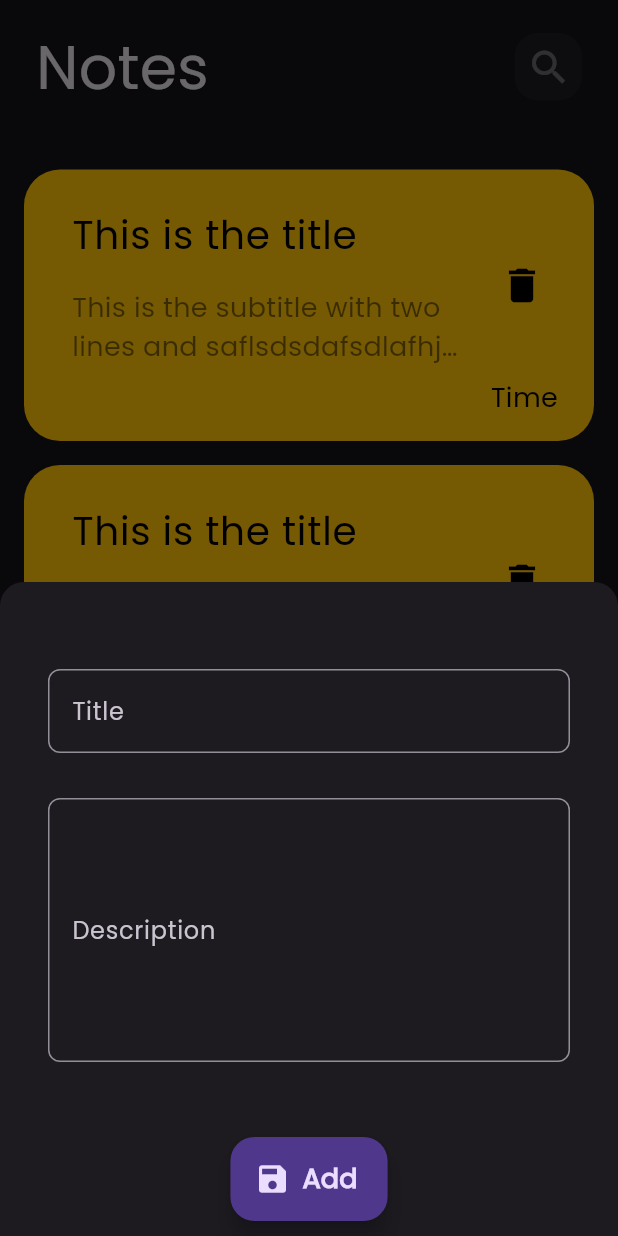
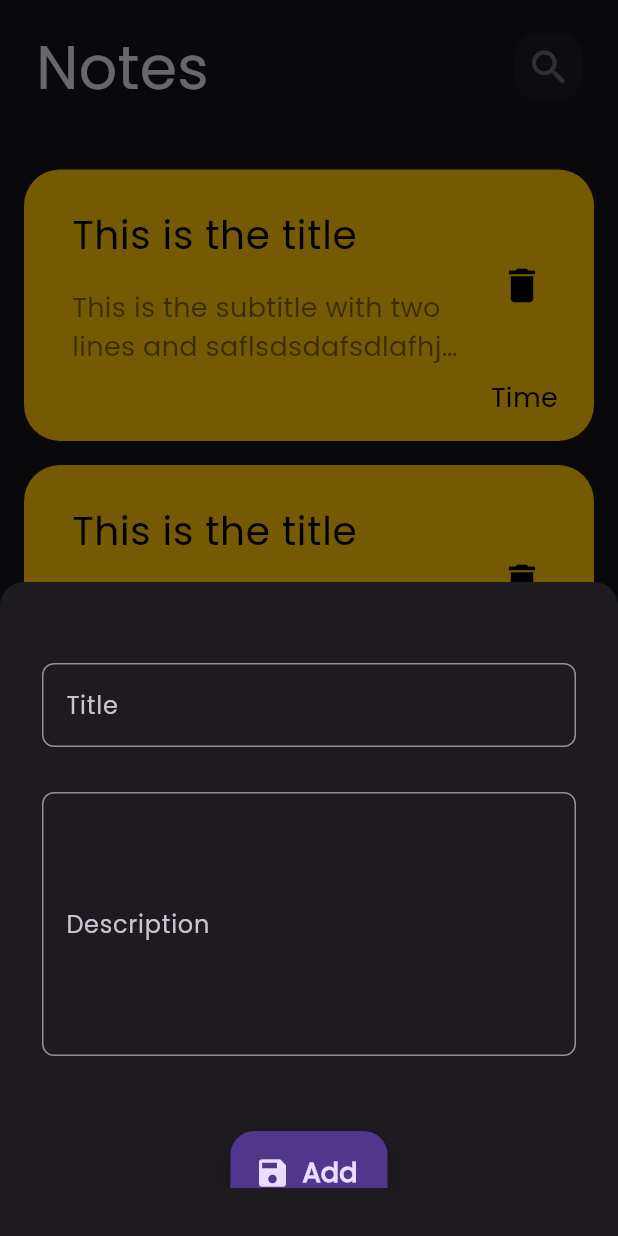
Before and after one commit to Hossam-Yaser/NotesApp, a Flutter app: the screen it shows after launch, after a tap on the "add" icon, on a phone screen of 412 x 824 dp. Run offline on Flutter 3.47's test engine with Material 3 defaults, Android fonts, the phone set to English and light mode, and no system bars; our stand-ins replace bloc, hive, hive_flutter; accounts and stored records are empty.

Commit message:
feat: Integrate Hive for local storage and implement note management features -add hive packaage and initialize it. -add bloc package. -create cubits for managing states

```diff
--- /dev/null
+++ b/lib/constatnts.dart
@@ -0,0 +1 @@
+const String kNotes = "notes_hive";
--- /dev/null
+++ b/lib/cubits/add_note_cubit/add_note_cubit_state.dart
@@ -0,0 +1,6 @@
+part of 'add_note_cubit_cubit.dart';
+
+@immutable
+abstract class AddNoteCubitState {}
+
+class AddNoteCubitInitial extends AddNoteCubitState {}
--- /dev/null
+++ b/lib/cubits/delete_note_cubit/delete_note_cubit_state.dart
@@ -0,0 +1,6 @@
+part of 'delete_note_cubit_cubit.dart';
+
+@immutable
+abstract class DeleteNoteCubitState {}
+
+class DeleteNoteCubitInitial extends DeleteNoteCubitState {}
--- /dev/null
+++ b/lib/cubits/edit_note_cubit/edit_note_cubit_state.dart
@@ -0,0 +1,6 @@
+part of 'edit_note_cubit_cubit.dart';
+
+@immutable
+sealed class EditNoteCubitState {}
+
+final class EditNoteCubitInitial extends EditNoteCubitState {}
--- a/lib/main.dart
+++ b/lib/main.dart
@@ -1,8 +1,13 @@
 import 'package:flutter/material.dart';
+import 'package:hive_flutter/hive_flutter.dart';
+import 'package:notes_app_using_hive/constatnts.dart';
 import 'package:notes_app_using_hive/views/edit_note_view.dart';
 import 'package:notes_app_using_hive/views/home_view.dart';
 
-void main() {
+void main() async {
+  WidgetsFlutterBinding.ensureInitialized();
+  await Hive.initFlutter();
+  await Hive.openBox(kNotes);
   runApp(const NotesApp());
 }
 
--- a/lib/views/home_view.dart
+++ b/lib/views/home_view.dart
@@ -9,7 +9,7 @@ class HomeView extends StatelessWidget {
   @override
   Widget build(BuildContext context) {
     return Scaffold(
-      body: NotesViewBody(),
+      body: const NotesViewBody(),
       floatingActionButton: FloatingActionButton(
         backgroundColor: Colors.cyan,
         shape: CircleBorder(),
@@ -21,19 +21,32 @@ class HomeView extends StatelessWidget {
               borderRadius: BorderRadius.vertical(top: Radius.circular(16)),
             ),
             builder: (context) {
+              return AddNoteCustomWidget();
+            },
+          );
+        },
+        child: Icon(Icons.add, color: Colors.black),
+      ),
+    );
+  }
+}
+
+class AddNoteCustomWidget extends StatefulWidget {
+  const AddNoteCustomWidget({super.key});
+
+  @override
+  State<AddNoteCustomWidget> createState() => _AddNoteCustomWidgetState();
+}
+
+class _AddNoteCustomWidgetState extends State<AddNoteCustomWidget> {
+  @override
+  Widget build(BuildContext context) {
     return AnimatedPadding(
       duration: const Duration(milliseconds: 200),
       curve: Curves.easeOut,
-                padding: EdgeInsets.only(
-                  bottom: MediaQuery.of(context).viewInsets.bottom,
-                ),
-                child: SingleChildScrollView(
-                  //  Makes it scrollable when keyboard appears
+      padding: EdgeInsets.only(bottom: MediaQuery.of(context).viewInsets.top),
       child: Padding(
-                    padding: const EdgeInsets.symmetric(
-                      horizontal: 16,
-                      vertical: 12,
-                    ),
+        padding: const EdgeInsets.only(bottom: 16, right: 12, left: 12, top: 8),
         child: ConstrainedBox(
           constraints: BoxConstraints(
             //  Keeps it around half screen when keyboard is hidden
@@ -41,13 +54,6 @@ class HomeView extends StatelessWidget {
           ),
           child: const AddNoteBottomSheet(),
         ),
-                  ),
-                ),
-              );
-            },
-          );
-        },
-        child: Icon(Icons.add, color: Colors.black),
       ),
     );
   }
@@ -58,29 +64,68 @@ class AddNoteBottomSheet extends StatelessWidget {
 
   @override
   Widget build(BuildContext context) {
-    return Padding(
-      padding: const EdgeInsets.all(16),
+    return Padding(padding: const EdgeInsets.all(16), child: AddNoteForm());
+  }
+}
+
+class AddNoteForm extends StatefulWidget {
+  const AddNoteForm({super.key});
+
+  @override
+  State<AddNoteForm> createState() => _AddNoteFormState();
+}
+
+class _AddNoteFormState extends State<AddNoteForm> {
+  final GlobalKey<FormState> formKey = GlobalKey();
+  AutovalidateMode autovalidateMode = AutovalidateMode.disabled;
+  String? title;
+  String? supTitle;
+  @override
+  Widget build(BuildContext context) {
+    return SingleChildScrollView(
+      child: Form(
+        key: formKey,
+        autovalidateMode: autovalidateMode,
         child: Column(
           children: [
-          SizedBox(height: 30),
-          CustomTextfield(labelText: "Title", hintText: "Write Note Titel "),
-          SizedBox(height: 30),
+            const SizedBox(height: 30),
             CustomTextfield(
+              onSaved: (value) {
+                title = value;
+              },
+              labelText: "Title",
+              hintText: "Write Note Titel ",
+            ),
+            const SizedBox(height: 30),
+            CustomTextfield(
+              onSaved: (value) {
+                supTitle = value;
+              },
               labelText: "Description",
               hintText: "Write Note Description",
               maxLines: 6,
             ),
-          SizedBox(height: 50),
+            const SizedBox(height: 50),
             FloatingActionButton.extended(
-            onPressed: () {},
+              onPressed: () {
+                if (formKey.currentState!.validate()) {
+                  formKey.currentState!.save();
+                } else {
+                  autovalidateMode = AutovalidateMode.always;
+                }
+              },
               label: Text(
                 "Add",
-              style: const TextStyle(fontSize: 18, fontWeight: FontWeight.bold),
+                style: const TextStyle(
+                  fontSize: 18,
+                  fontWeight: FontWeight.bold,
+                ),
               ),
               icon: const Icon(Icons.save),
             ),
           ],
         ),
+      ),
     );
   }
 }
--- a/lib/views/widgets/custom_textfield.dart
+++ b/lib/views/widgets/custom_textfield.dart
@@ -1,27 +1,35 @@
 import 'package:flutter/material.dart';
 
+// ignore: must_be_immutable
 class CustomTextfield extends StatelessWidget {
   final String labelText;
   final String hintText;
   final TextEditingController? controller;
   final int maxLines;
-  final Function(String)? onChanged;
+  void Function(String?)? onSaved;
 
-  const CustomTextfield({
+  CustomTextfield({
     super.key,
     required this.labelText,
     required this.hintText,
     this.controller,
-    this.onChanged,
+    this.onSaved,
     this.maxLines = 1,
   });
 
   @override
   Widget build(BuildContext context) {
-    return TextField(
+    return TextFormField(
       controller: controller,
-      onChanged: onChanged,
+      onSaved: onSaved,
       maxLines: maxLines,
+      validator: (value) {
+        if (value?.isEmpty ?? true) {
+          return "Field is required";
+        } else {
+          return null;
+        }
+      },
       decoration: InputDecoration(
         labelText: labelText,
         hintText: hintText,
```
Also changed, not shown: lib/cubits/add_note_cubit/add_note_cubit_cubit.dart (added, +8 -0 lines), lib/cubits/delete_note_cubit/delete_note_cubit_cubit.dart (added, +8 -0 lines), lib/cubits/edit_note_cubit/edit_note_cubit_cubit.dart (added, +8 -0 lines), lib/models/note_model.dart (added, +21 -0 lines), pubspec.yaml (+6 -1 lines), lib/models/note_model.g.dart (added). Lines whose indentation alone changed are shown as unchanged.
